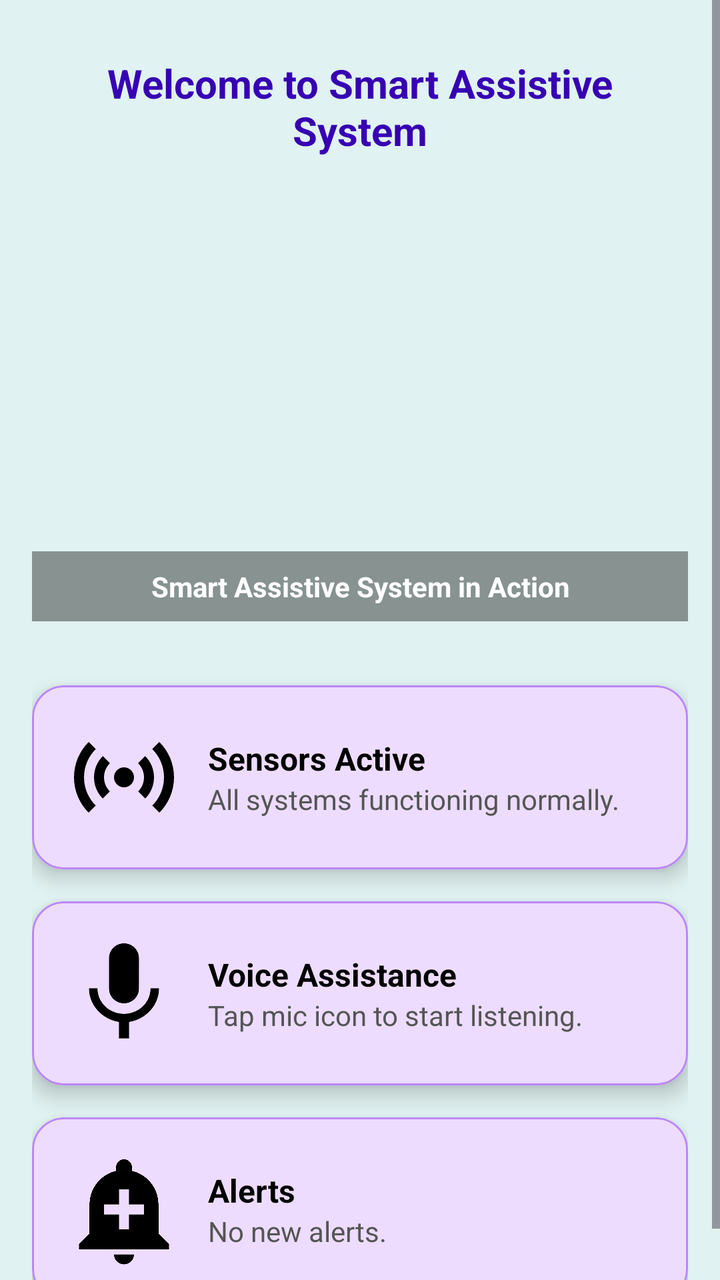
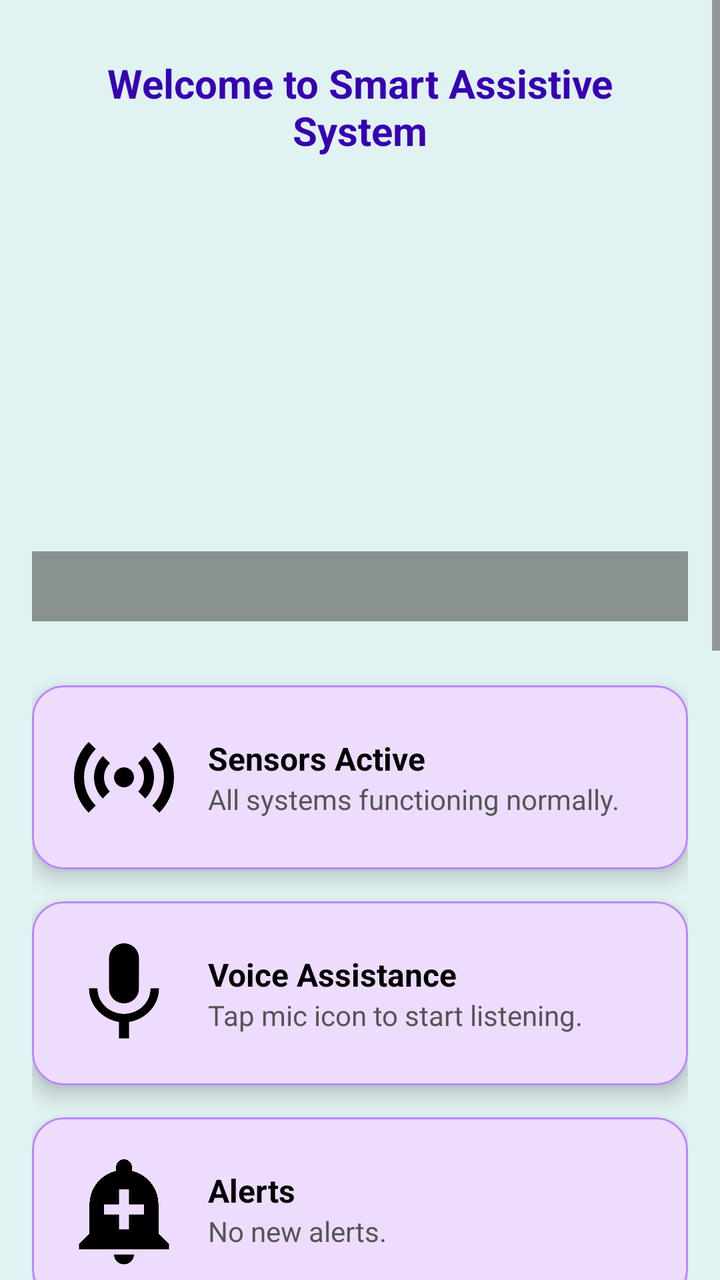

An Android layout rendered at two revisions. The XML below is the earlier revision; the diff shows what the commit changed to produce the second picture.
<!-- AndroidManifest.xml: application theme Theme.SmartAssistiveSystem -->
<!-- res/layout/fragment_home.xml -->
<?xml version="1.0" encoding="utf-8"?>
<ScrollView xmlns:android="http://schemas.android.com/apk/res/android"
    xmlns:app="http://schemas.android.com/apk/res-auto"
    xmlns:tools="http://schemas.android.com/tools"
    android:layout_width="match_parent"
    android:layout_height="match_parent"
    android:background="@color/teal_50"
    tools:context=".ui.home.HomeFragment">

    <LinearLayout
        android:layout_width="match_parent"
        android:layout_height="wrap_content"
        android:orientation="vertical"
        android:padding="16dp">

        
        <TextView
            android:id="@+id/text_home"
            android:layout_width="match_parent"
            android:layout_height="wrap_content"
            android:text="@string/welcome_to_smart_assistive_system"
            android:textSize="20sp"
            android:textStyle="bold"
            android:textColor="@color/purple_700"
            android:gravity="center"
            android:padding="12dp" />


        
        <FrameLayout
            android:layout_width="match_parent"
            android:layout_height="220dp"
            android:layout_marginBottom="16dp">

            <ImageView
                android:id="@+id/imgSlideshow"
                android:layout_width="match_parent"
                android:layout_height="match_parent"
                android:adjustViewBounds="true"
                android:scaleType="fitCenter"
                android:contentDescription="@string/home_slideshow" />

            
            <TextView
                android:id="@+id/tv_caption"
                android:layout_width="match_parent"
                android:layout_height="wrap_content"
                android:layout_gravity="bottom"
                android:padding="8dp"
                android:background="#66000000"
                android:textColor="@android:color/white"
                android:textSize="14sp"
                android:textStyle="bold"
                android:gravity="center"
                android:text="@string/smart_assistive_system_in_action" />
        </FrameLayout>


        
        <com.google.android.material.card.MaterialCardView
            android:layout_width="match_parent"
            android:layout_height="wrap_content"
            android:layout_marginTop="16dp"
            app:cardCornerRadius="16dp"
            app:cardElevation="6dp"
            app:strokeColor="@color/purple_200"
            app:strokeWidth="1dp">

            <LinearLayout
                android:layout_width="match_parent"
                android:layout_height="wrap_content"
                android:orientation="horizontal"
                android:padding="16dp"
                android:gravity="center_vertical">

                <ImageView
                    android:layout_width="60dp"
                    android:layout_height="60dp"
                    android:src="@drawable/img_sensor"
                    android:contentDescription="Sensor Icon" />

                <LinearLayout
                    android:layout_width="0dp"
                    android:layout_height="wrap_content"
                    android:layout_weight="1"
                    android:orientation="vertical"
                    android:paddingStart="12dp">

                    <TextView
                        android:layout_width="wrap_content"
                        android:layout_height="wrap_content"
                        android:text="@string/sensors_active"
                        android:textSize="16sp"
                        android:textStyle="bold"
                        android:textColor="@color/black" />

                    <TextView
                        android:id="@+id/tv_sensor_status"
                        android:layout_width="wrap_content"
                        android:layout_height="wrap_content"
                        android:text="@string/all_systems_functioning_normally"
                        android:textColor="@color/darker_gray" />
                </LinearLayout>
            </LinearLayout>
        </com.google.android.material.card.MaterialCardView>

        
        <com.google.android.material.card.MaterialCardView
            android:layout_width="match_parent"
            android:layout_height="wrap_content"
            android:layout_marginTop="16dp"
            app:cardCornerRadius="16dp"
            app:cardElevation="6dp"
            app:strokeColor="@color/purple_200"
            app:strokeWidth="1dp">

            <LinearLayout
                android:layout_width="match_parent"
                android:layout_height="wrap_content"
                android:orientation="horizontal"
                android:padding="16dp"
                android:gravity="center_vertical">

                <ImageView
                    android:layout_width="60dp"
                    android:layout_height="60dp"
                    android:src="@drawable/img_microphone"
                    android:contentDescription="@string/voice_icon" />

                <LinearLayout
                    android:layout_width="0dp"
                    android:layout_height="wrap_content"
                    android:layout_weight="1"
                    android:orientation="vertical"
                    android:paddingStart="12dp">

                    <TextView
                        android:layout_width="wrap_content"
                        android:layout_height="wrap_content"
                        android:text="@string/voice_assistance"
                        android:textSize="16sp"
                        android:textStyle="bold"
                        android:textColor="@color/black" />

                    <TextView
                        android:id="@+id/tv_voice_status"
                        android:layout_width="wrap_content"
                        android:layout_height="wrap_content"
                        android:text="@string/tap_mic_icon_to_start_listening"
                        android:textColor="@color/darker_gray" />
                </LinearLayout>
            </LinearLayout>
        </com.google.android.material.card.MaterialCardView>

        
        <com.google.android.material.card.MaterialCardView
            android:layout_width="match_parent"
            android:layout_height="wrap_content"
            android:layout_marginTop="16dp"
            app:cardCornerRadius="16dp"
            app:cardElevation="6dp"
            app:strokeColor="@color/purple_200"
            app:strokeWidth="1dp">

            <LinearLayout
                android:layout_width="match_parent"
                android:layout_height="wrap_content"
                android:orientation="horizontal"
                android:padding="16dp"
                android:gravity="center_vertical">

                <ImageView
                    android:layout_width="60dp"
                    android:layout_height="60dp"
                    android:src="@drawable/img_alert"
                    android:contentDescription="@string/alert_icon" />

                <LinearLayout
                    android:layout_width="0dp"
                    android:layout_height="wrap_content"
                    android:layout_weight="1"
                    android:orientation="vertical"
                    android:paddingStart="12dp">

                    <TextView
                        android:layout_width="wrap_content"
                        android:layout_height="wrap_content"
                        android:text="@string/alerts"
                        android:textSize="16sp"
                        android:textStyle="bold"
                        android:textColor="@color/black" />

                    <TextView
                        android:id="@+id/tv_alert_status"
                        android:layout_width="wrap_content"
                        android:layout_height="wrap_content"
                        android:text="@string/no_new_alerts"
                        android:textColor="@color/darker_gray" />
                </LinearLayout>
            </LinearLayout>
        </com.google.android.material.card.MaterialCardView>

    </LinearLayout>
</ScrollView>
<!-- resources referenced by this layout -->
<resources>
  <color name="black">#000000</color>
  <color name="darker_gray">#555555</color>
  <color name="purple_200">#BB86FC</color>
  <color name="purple_700">#3700B3</color>
  <color name="teal_50">#E0F2F1</color>
  <!-- drawable img_alert (drawable) -->
  <vector xmlns:android="http://schemas.android.com/apk/res/android" android:height="24dp" android:tint="#000000" android:viewportHeight="24" android:viewportWidth="24" android:width="24dp">
        
      <path android:fillColor="@android:color/white" android:pathData="M10.01,21.01c0,1.1 0.89,1.99 1.99,1.99s1.99,-0.89 1.99,-1.99h-3.98zM18.88,16.82L18.88,11c0,-3.25 -2.25,-5.97 -5.29,-6.69v-0.72C13.59,2.71 12.88,2 12,2s-1.59,0.71 -1.59,1.59v0.72C7.37,5.03 5.12,7.75 5.12,11v5.82L3,18.94L3,20h18v-1.06l-2.12,-2.12zM16,13.01h-3v3h-2v-3L8,13.01L8,11h3L11,8h2v3h3v2.01z"/>
      
  </vector>
  <!-- drawable img_microphone (drawable) -->
  <vector xmlns:android="http://schemas.android.com/apk/res/android" android:height="24dp" android:tint="#000000" android:viewportHeight="24" android:viewportWidth="24" android:width="24dp">
        
      <path android:fillColor="@android:color/white" android:pathData="M12,14c1.66,0 2.99,-1.34 2.99,-3L15,5c0,-1.66 -1.34,-3 -3,-3S9,3.34 9,5v6c0,1.66 1.34,3 3,3zM17.3,11c0,3 -2.54,5.1 -5.3,5.1S6.7,14 6.7,11L5,11c0,3.41 2.72,6.23 6,6.72L11,21h2v-3.28c3.28,-0.48 6,-3.3 6,-6.72h-1.7z"/>
      
  </vector>
  <string name="alert_icon">Alert Icon</string>
  <string name="alerts">Alerts</string>
  <string name="all_systems_functioning_normally">All systems functioning normally.</string>
  <string name="home_slideshow">Home slideshow</string>
  <string name="no_new_alerts">No new alerts.</string>
  <string name="sensors_active">Sensors Active</string>
  <string name="smart_assistive_system_in_action">Smart Assistive System in Action</string>
  <string name="tap_mic_icon_to_start_listening">Tap mic icon to start listening.</string>
  <string name="voice_assistance">Voice Assistance</string>
  <string name="voice_icon">Voice Icon</string>
  <string name="welcome_to_smart_assistive_system">Welcome to Smart Assistive System</string>
  <style name="Theme.SmartAssistiveSystem" parent="Theme.Material3.DayNight.NoActionBar">
  
          
          <item name="windowActionBar">false</item>
          <item name="windowNoTitle">true</item>
  
          
          <item name="colorPrimary">@color/purple_500</item>
          <item name="colorPrimaryVariant">@color/purple_700</item>
          <item name="colorOnPrimary">@color/white</item>
  
          
          <item name="colorSecondary">@color/teal_200</item>
          <item name="colorOnSecondary">@color/black</item>
  
          
          <item name="android:statusBarColor">?attr/colorPrimaryVariant</item>
  
          
          <item name="actionMenuTextAppearance">@style/ActionMenuTextStyle</item>
      </style>
  <color name="purple_500">#6200EE</color>
  <color name="white">#FFFFFF</color>
  <color name="teal_200">#03DAC5</color>
  <style name="ActionMenuTextStyle" parent="@android:style/TextAppearance.Widget.IconMenu.Item">
          <item name="android:textSize">14sp</item>
          <item name="android:textColor">#FFFFFF</item>
          <item name="android:textAllCaps">false</item>
      </style>
  <!-- unchanged entries left out for length: 1 -->
</resources>

<!-- the commit's change to res/layout/fragment_home.xml (unified diff, before → after) -->
@@ -1,11 +1,14 @@
 <?xml version="1.0" encoding="utf-8"?>
-<ScrollView xmlns:android="http://schemas.android.com/apk/res/android"
+<ScrollView
+    xmlns:android="http://schemas.android.com/apk/res/android"
     xmlns:app="http://schemas.android.com/apk/res-auto"
     xmlns:tools="http://schemas.android.com/tools"
     android:layout_width="match_parent"
     android:layout_height="match_parent"
+    android:fillViewport="true"
     android:background="@color/teal_50"
     tools:context=".ui.home.HomeFragment">
+
 
     <LinearLayout
         android:layout_width="match_parent"
@@ -25,7 +28,6 @@
             android:gravity="center"
             android:padding="12dp" />
 
-
         
         <FrameLayout
             android:layout_width="match_parent"
@@ -36,169 +38,195 @@
                 android:id="@+id/imgSlideshow"
                 android:layout_width="match_parent"
                 android:layout_height="match_parent"
-                android:adjustViewBounds="true"
-                android:scaleType="fitCenter"
-                android:contentDescription="@string/home_slideshow" />
-
-            
+                android:scaleType="centerCrop" />
+
             <TextView
                 android:id="@+id/tv_caption"
                 android:layout_width="match_parent"
                 android:layout_height="wrap_content"
                 android:layout_gravity="bottom"
                 android:padding="8dp"
+                android:gravity="center"
                 android:background="#66000000"
                 android:textColor="@android:color/white"
-                android:textSize="14sp"
-                android:textStyle="bold"
-                android:gravity="center"
-                android:text="@string/smart_assistive_system_in_action" />
+                android:textStyle="bold"
+                android:textSize="14sp" />
+
         </FrameLayout>
 
-
-        
-        <com.google.android.material.card.MaterialCardView
-            android:layout_width="match_parent"
-            android:layout_height="wrap_content"
-            android:layout_marginTop="16dp"
-            app:cardCornerRadius="16dp"
-            app:cardElevation="6dp"
-            app:strokeColor="@color/purple_200"
-            app:strokeWidth="1dp">
-
-            <LinearLayout
-                android:layout_width="match_parent"
-                android:layout_height="wrap_content"
-                android:orientation="horizontal"
-                android:padding="16dp"
-                android:gravity="center_vertical">
-
-                <ImageView
-                    android:layout_width="60dp"
-                    android:layout_height="60dp"
-                    android:src="@drawable/img_sensor"
-                    android:contentDescription="Sensor Icon" />
-
-                <LinearLayout
-                    android:layout_width="0dp"
-                    android:layout_height="wrap_content"
-                    android:layout_weight="1"
-                    android:orientation="vertical"
-                    android:paddingStart="12dp">
-
-                    <TextView
-                        android:layout_width="wrap_content"
-                        android:layout_height="wrap_content"
-                        android:text="@string/sensors_active"
-                        android:textSize="16sp"
-                        android:textStyle="bold"
-                        android:textColor="@color/black" />
-
-                    <TextView
-                        android:id="@+id/tv_sensor_status"
-                        android:layout_width="wrap_content"
-                        android:layout_height="wrap_content"
-                        android:text="@string/all_systems_functioning_normally"
-                        android:textColor="@color/darker_gray" />
-                </LinearLayout>
-            </LinearLayout>
-        </com.google.android.material.card.MaterialCardView>
-
-        
-        <com.google.android.material.card.MaterialCardView
-            android:layout_width="match_parent"
-            android:layout_height="wrap_content"
-            android:layout_marginTop="16dp"
-            app:cardCornerRadius="16dp"
-            app:cardElevation="6dp"
-            app:strokeColor="@color/purple_200"
-            app:strokeWidth="1dp">
-
-            <LinearLayout
-                android:layout_width="match_parent"
-                android:layout_height="wrap_content"
-                android:orientation="horizontal"
-                android:padding="16dp"
-                android:gravity="center_vertical">
-
-                <ImageView
-                    android:layout_width="60dp"
-                    android:layout_height="60dp"
-                    android:src="@drawable/img_microphone"
-                    android:contentDescription="@string/voice_icon" />
-
-                <LinearLayout
-                    android:layout_width="0dp"
-                    android:layout_height="wrap_content"
-                    android:layout_weight="1"
-                    android:orientation="vertical"
-                    android:paddingStart="12dp">
-
-                    <TextView
-                        android:layout_width="wrap_content"
-                        android:layout_height="wrap_content"
-                        android:text="@string/voice_assistance"
-                        android:textSize="16sp"
-                        android:textStyle="bold"
-                        android:textColor="@color/black" />
-
-                    <TextView
-                        android:id="@+id/tv_voice_status"
-                        android:layout_width="wrap_content"
-                        android:layout_height="wrap_content"
-                        android:text="@string/tap_mic_icon_to_start_listening"
-                        android:textColor="@color/darker_gray" />
-                </LinearLayout>
-            </LinearLayout>
-        </com.google.android.material.card.MaterialCardView>
-
-        
-        <com.google.android.material.card.MaterialCardView
-            android:layout_width="match_parent"
-            android:layout_height="wrap_content"
-            android:layout_marginTop="16dp"
-            app:cardCornerRadius="16dp"
-            app:cardElevation="6dp"
-            app:strokeColor="@color/purple_200"
-            app:strokeWidth="1dp">
-
-            <LinearLayout
-                android:layout_width="match_parent"
-                android:layout_height="wrap_content"
-                android:orientation="horizontal"
-                android:padding="16dp"
-                android:gravity="center_vertical">
-
-                <ImageView
-                    android:layout_width="60dp"
-                    android:layout_height="60dp"
-                    android:src="@drawable/img_alert"
-                    android:contentDescription="@string/alert_icon" />
-
-                <LinearLayout
-                    android:layout_width="0dp"
-                    android:layout_height="wrap_content"
-                    android:layout_weight="1"
-                    android:orientation="vertical"
-                    android:paddingStart="12dp">
-
-                    <TextView
-                        android:layout_width="wrap_content"
-                        android:layout_height="wrap_content"
-                        android:text="@string/alerts"
-                        android:textSize="16sp"
-                        android:textStyle="bold"
-                        android:textColor="@color/black" />
-
-                    <TextView
-                        android:id="@+id/tv_alert_status"
-                        android:layout_width="wrap_content"
-                        android:layout_height="wrap_content"
-                        android:text="@string/no_new_alerts"
-                        android:textColor="@color/darker_gray" />
-                </LinearLayout>
-            </LinearLayout>
-        </com.google.android.material.card.MaterialCardView>
-
-    </LinearLayout>
+        
+        <include layout="@layout/item_card_sensor_status" tools:ignore="MissingConstraints"/>
+        <include layout="@layout/item_card_voice" tools:ignore="MissingConstraints"/>
+        <include layout="@layout/item_card_alerts" tools:ignore="MissingConstraints"/>
+
+        
+        <com.github.mikephil.charting.charts.PieChart
+            android:id="@+id/pieChartPatients"
+            android:layout_width="match_parent"
+            android:layout_height="260dp"
+            android:layout_marginTop="24dp" />
+
+        
+        <com.github.mikephil.charting.charts.BarChart
+            android:id="@+id/barChartSensors"
+            android:layout_width="match_parent"
+            android:layout_height="260dp"
+            android:layout_marginTop="24dp"
+            android:layout_marginBottom="24dp" />
+
+    </LinearLayout>
+
 </ScrollView>
+<!-- res/layout/item_card_sensor_status.xml (included above) -->
+<?xml version="1.0" encoding="utf-8"?>
+<com.google.android.material.card.MaterialCardView
+    xmlns:android="http://schemas.android.com/apk/res/android"
+    xmlns:app="http://schemas.android.com/apk/res-auto"
+    android:layout_width="match_parent"
+    android:layout_height="wrap_content"
+    android:layout_marginTop="16dp"
+    app:cardCornerRadius="16dp"
+    app:cardElevation="6dp"
+    app:strokeColor="@color/purple_200"
+    app:strokeWidth="1dp">
+
+    <LinearLayout
+        android:layout_width="match_parent"
+        android:layout_height="wrap_content"
+        android:orientation="horizontal"
+        android:padding="16dp"
+        android:gravity="center_vertical">
+
+        <ImageView
+            android:layout_width="60dp"
+            android:layout_height="60dp"
+            android:src="@drawable/img_sensor"
+            android:contentDescription="@string/sensor_icon" />
+
+        <LinearLayout
+            android:layout_width="0dp"
+            android:layout_height="wrap_content"
+            android:layout_weight="1"
+            android:orientation="vertical"
+            android:paddingStart="12dp">
+
+            <TextView
+                android:layout_width="wrap_content"
+                android:layout_height="wrap_content"
+                android:text="@string/sensors_active"
+                android:textStyle="bold"
+                android:textSize="16sp"
+                android:textColor="@color/black" />
+
+            <TextView
+                android:id="@+id/tv_sensor_status"
+                android:layout_width="wrap_content"
+                android:layout_height="wrap_content"
+                android:text="@string/all_systems_functioning_normally"
+                android:textColor="@color/darker_gray" />
+        </LinearLayout>
+
+    </LinearLayout>
+</com.google.android.material.card.MaterialCardView>
+<!-- res/layout/item_card_voice.xml (included above) -->
+<?xml version="1.0" encoding="utf-8"?>
+<com.google.android.material.card.MaterialCardView
+    xmlns:android="http://schemas.android.com/apk/res/android"
+    xmlns:app="http://schemas.android.com/apk/res-auto"
+    android:layout_width="match_parent"
+    android:layout_height="wrap_content"
+    android:layout_marginTop="16dp"
+    app:cardCornerRadius="16dp"
+    app:cardElevation="6dp"
+    app:strokeColor="@color/purple_200"
+    app:strokeWidth="1dp">
+
+    <LinearLayout
+        android:layout_width="match_parent"
+        android:layout_height="wrap_content"
+        android:orientation="horizontal"
+        android:padding="16dp"
+        android:gravity="center_vertical">
+
+        <ImageView
+            android:layout_width="60dp"
+            android:layout_height="60dp"
+            android:src="@drawable/img_microphone"
+            android:contentDescription="@string/voice_icon" />
+
+        <LinearLayout
+            android:layout_width="0dp"
+            android:layout_height="wrap_content"
+            android:layout_weight="1"
+            android:orientation="vertical"
+            android:paddingStart="12dp">
+
+            <TextView
+                android:layout_width="wrap_content"
+                android:layout_height="wrap_content"
+                android:text="@string/voice_assistance"
+                android:textStyle="bold"
+                android:textSize="16sp"
+                android:textColor="@color/black" />
+
+            <TextView
+                android:id="@+id/tv_voice_status"
+                android:layout_width="wrap_content"
+                android:layout_height="wrap_content"
+                android:text="@string/tap_mic_icon_to_start_listening"
+                android:textColor="@color/darker_gray" />
+        </LinearLayout>
+
+    </LinearLayout>
+</com.google.android.material.card.MaterialCardView>
+<!-- res/layout/item_card_alerts.xml (included above) -->
+<?xml version="1.0" encoding="utf-8"?>
+<com.google.android.material.card.MaterialCardView
+    xmlns:android="http://schemas.android.com/apk/res/android"
+    xmlns:app="http://schemas.android.com/apk/res-auto"
+    android:layout_width="match_parent"
+    android:layout_height="wrap_content"
+    android:layout_marginTop="16dp"
+    app:cardCornerRadius="16dp"
+    app:cardElevation="6dp"
+    app:strokeColor="@color/purple_200"
+    app:strokeWidth="1dp">
+
+    <LinearLayout
+        android:layout_width="match_parent"
+        android:layout_height="wrap_content"
+        android:orientation="horizontal"
+        android:padding="16dp"
+        android:gravity="center_vertical">
+
+        <ImageView
+            android:layout_width="60dp"
+            android:layout_height="60dp"
+            android:src="@drawable/img_alert"
+            android:contentDescription="@string/alert_icon" />
+
+        <LinearLayout
+            android:layout_width="0dp"
+            android:layout_height="wrap_content"
+            android:layout_weight="1"
+            android:orientation="vertical"
+            android:paddingStart="12dp">
+
+            <TextView
+                android:layout_width="wrap_content"
+                android:layout_height="wrap_content"
+                android:text="@string/alerts"
+                android:textStyle="bold"
+                android:textSize="16sp"
+                android:textColor="@color/black" />
+
+            <TextView
+                android:id="@+id/tv_alert_status"
+                android:layout_width="wrap_content"
+                android:layout_height="wrap_content"
+                android:text="@string/no_new_alerts"
+                android:textColor="@color/darker_gray" />
+        </LinearLayout>
+
+    </LinearLayout>
+</com.google.android.material.card.MaterialCardView>
<!-- resource entries referenced after the edit -->
@@ -20,10 +20,9 @@
   <string name="alert_icon">Alert Icon</string>
   <string name="alerts">Alerts</string>
   <string name="all_systems_functioning_normally">All systems functioning normally.</string>
-  <string name="home_slideshow">Home slideshow</string>
   <string name="no_new_alerts">No new alerts.</string>
+  <string name="sensor_icon">Sensor Icon</string>
   <string name="sensors_active">Sensors Active</string>
-  <string name="smart_assistive_system_in_action">Smart Assistive System in Action</string>
   <string name="tap_mic_icon_to_start_listening">Tap mic icon to start listening.</string>
   <string name="voice_assistance">Voice Assistance</string>
   <string name="voice_icon">Voice Icon</string>
